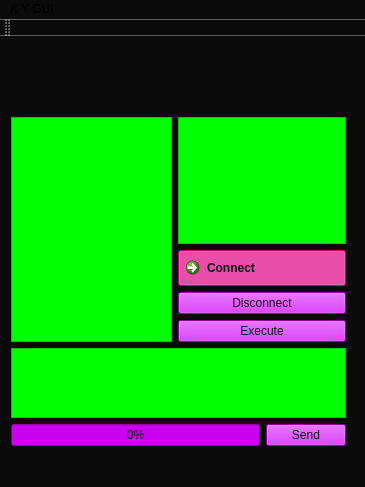
Above: mainwindow.ui from StronglogicSolutions/ky_gui before the change. Below: the same form after it.
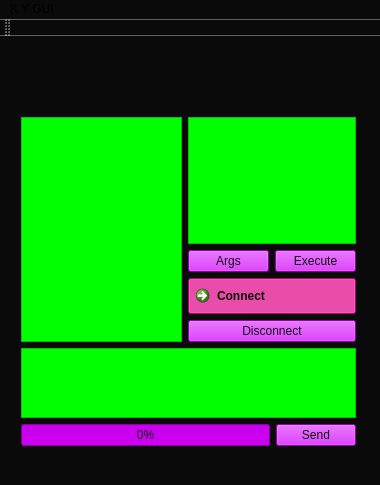
That is the form after the change. Icons and pictures are not drawn.

```diff
--- a/mainwindow.ui
+++ b/mainwindow.ui
@@ -6,8 +6,8 @@
    <rect>
     <x>0</x>
     <y>0</y>
-    <width>365</width>
-    <height>487</height>
+    <width>380</width>
+    <height>485</height>
    </rect>
   </property>
   <property name="windowTitle">
@@ -25,7 +25,7 @@
    <widget class="QLabel" name="label">
     <property name="geometry">
      <rect>
-      <x>100</x>
+      <x>110</x>
       <y>10</y>
       <width>161</width>
       <height>41</height>
@@ -44,7 +44,7 @@
    <widget class="QWidget" name="gridLayoutWidget_2">
     <property name="geometry">
      <rect>
-      <x>0</x>
+      <x>10</x>
       <y>70</y>
       <width>357</width>
       <height>351</height>
@@ -115,35 +115,6 @@
      </item>
      <item row="0" column="1">
       <layout class="QGridLayout" name="gridLayout">
-       <item row="1" column="0">
-        <widget class="QCommandLinkButton" name="connect">
-         <property name="styleSheet">
-          <string notr="true">color: rgb(16, 16, 16);
-background-color: rgb(255, 0, 153);
-</string>
-         </property>
-         <property name="text">
-          <string>Connect</string>
-         </property>
-         <property name="checkable">
-          <bool>true</bool>
-         </property>
-         <property name="checked">
-          <bool>true</bool>
-         </property>
-        </widget>
-       </item>
-       <item row="2" column="0">
-        <widget class="QPushButton" name="disconnect">
-         <property name="styleSheet">
-          <string notr="true">background-color: rgb(203, 0, 239);
-color: rgb(16, 16, 16);</string>
-         </property>
-         <property name="text">
-          <string>Disconnect</string>
-         </property>
-        </widget>
-       </item>
        <item row="0" column="0">
         <widget class="QListWidget" name="appList">
          <property name="font">
@@ -166,17 +137,61 @@
          </property>
         </widget>
        </item>
+       <item row="2" column="0">
+        <widget class="QCommandLinkButton" name="connect">
+         <property name="styleSheet">
+          <string notr="true">color: rgb(16, 16, 16);
+background-color: rgb(255, 0, 153);
+</string>
+         </property>
+         <property name="text">
+          <string>Connect</string>
+         </property>
+         <property name="checkable">
+          <bool>true</bool>
+         </property>
+         <property name="checked">
+          <bool>true</bool>
+         </property>
+        </widget>
+       </item>
        <item row="3" column="0">
-        <widget class="QPushButton" name="execute">
+        <widget class="QPushButton" name="disconnect">
          <property name="styleSheet">
           <string notr="true">background-color: rgb(203, 0, 239);
 color: rgb(16, 16, 16);</string>
          </property>
          <property name="text">
-          <string>Execute</string>
+          <string>Disconnect</string>
          </property>
         </widget>
        </item>
+       <item row="1" column="0">
+        <layout class="QHBoxLayout" name="horizontalLayout_2">
+         <item>
+          <widget class="QPushButton" name="addArgs">
+           <property name="styleSheet">
+            <string notr="true">background-color: rgb(203, 0, 239);
+color: rgb(16, 16, 16);</string>
+           </property>
+           <property name="text">
+            <string>Args</string>
+           </property>
+          </widget>
+         </item>
+         <item>
+          <widget class="QPushButton" name="execute">
+           <property name="styleSheet">
+            <string notr="true">background-color: rgb(203, 0, 239);
+color: rgb(16, 16, 16);</string>
+           </property>
+           <property name="text">
+            <string>Execute</string>
+           </property>
+          </widget>
+         </item>
+        </layout>
+       </item>
       </layout>
      </item>
     </layout>
@@ -187,7 +202,7 @@
     <rect>
      <x>0</x>
      <y>0</y>
-     <width>365</width>
+     <width>380</width>
      <height>23</height>
     </rect>
    </property>
```
